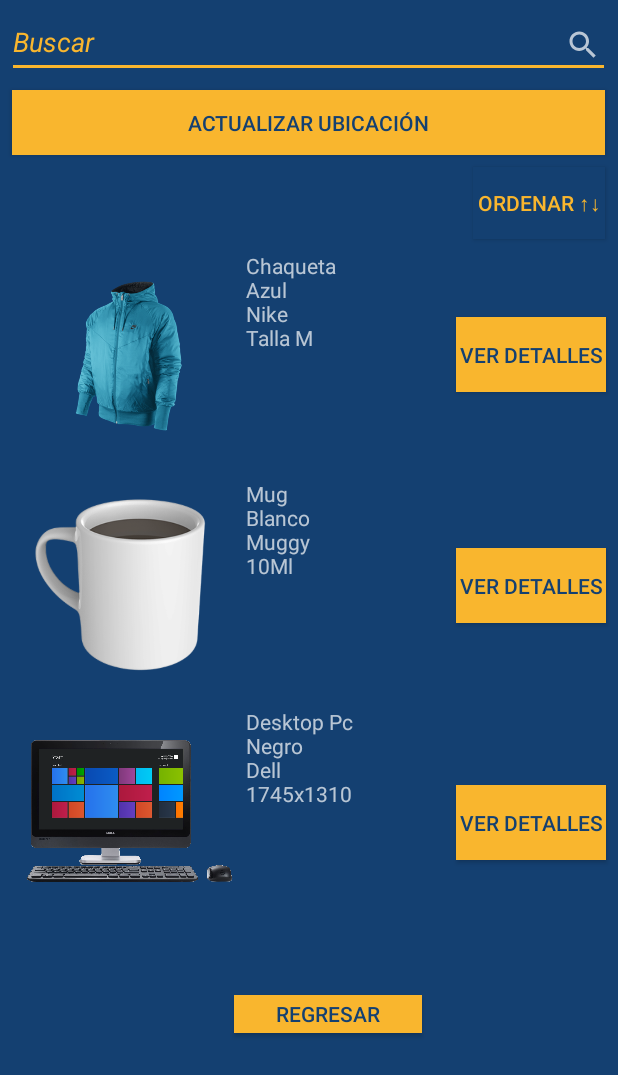
After one commit to angioroa/StoreViewKlotin, an Android app: the fragment SearchFragment shown on its own in the app's theme, on a phone screen of 412 x 824 dp. The commit adds this screen. Shown: the top 1075 px of the screen. Run offline under Robolectric (Android 15) with nearby library versions, the phone set to English and light mode, and no system bars.

Commit message:
Luis C Guevara - Se incluyen fragmento de busqueda con text, imageview y botones

```diff
--- /dev/null
+++ b/app/src/main/java/com/co/storeview/Fragmentos/SearchFragment.kt
@@ -0,0 +1,24 @@
+package com.co.storeview.Fragmentos
+
+import android.os.Bundle
+import androidx.fragment.app.Fragment
+import android.view.LayoutInflater
+import android.view.View
+import android.view.ViewGroup
+
+import com.co.storeview.R
+
+/**
+ * A simple [Fragment] subclass.
+ */
+class SearchFragment : Fragment() {
+
+    override fun onCreateView(
+        inflater: LayoutInflater, container: ViewGroup?,
+        savedInstanceState: Bundle?
+    ): View? {
+        // Inflate the layout for this fragment
+        return inflater.inflate(R.layout.fragment_search, container, false)
+    }
+
+}
--- /dev/null
+++ b/app/src/main/res/layout/fragment_search.xml
@@ -0,0 +1,185 @@
+<?xml version="1.0" encoding="utf-8"?>
+
+<androidx.constraintlayout.widget.ConstraintLayout
+    xmlns:android="http://schemas.android.com/apk/res/android"
+    xmlns:app="http://schemas.android.com/apk/res-auto"
+    xmlns:tools="http://schemas.android.com/tools"
+    android:layout_width="match_parent"
+    android:layout_height="match_parent"
+    android:background="@color/BlueBack"
+    >
+
+    <EditText
+        android:id="@+id/editText"
+        android:layout_width="402dp"
+        android:layout_height="48dp"
+        android:layout_marginTop="4dp"
+        android:backgroundTint="@color/YellowFire"
+        android:ems="10"
+        android:hint="Buscar"
+        android:inputType="text"
+        android:textAlignment="gravity"
+        android:textColor="#FFFFFF"
+        android:textColorHint="@color/YellowFire"
+        android:textStyle="italic"
+        app:layout_constraintEnd_toEndOf="parent"
+        app:layout_constraintHorizontal_bias="0.444"
+        app:layout_constraintStart_toStartOf="parent"
+        app:layout_constraintTop_toTopOf="parent" />
+
+    <Button
+        android:id="@+id/button"
+        android:layout_width="395dp"
+        android:layout_height="43dp"
+        android:layout_marginTop="8dp"
+        android:background="@color/YellowFire"
+        android:text="Actualizar Ubicación"
+        android:textColor="@color/BlueBack"
+        app:layout_constraintEnd_toEndOf="parent"
+        app:layout_constraintHorizontal_bias="0.497"
+        app:layout_constraintStart_toStartOf="parent"
+        app:layout_constraintTop_toBottomOf="@+id/editText" />
+
+    <SearchView
+        android:layout_width="25dp"
+        android:layout_height="25dp"
+        android:layout_marginStart="376dp"
+        android:layout_marginLeft="376dp"
+        android:orientation="vertical"
+        android:outlineSpotShadowColor="@color/YellowFire"
+        app:layout_constraintBottom_toBottomOf="parent"
+        app:layout_constraintStart_toStartOf="parent"
+        app:layout_constraintTop_toTopOf="parent"
+        app:layout_constraintVertical_bias="0.022" />
+
+    <Button
+        android:id="@+id/button2"
+        android:layout_width="wrap_content"
+        android:layout_height="wrap_content"
+
+        android:layout_marginTop="8dp"
+        android:background="@color/BlueBack"
+        android:text="Ordenar ↑↓"
+        android:textColor="@color/YellowFire"
+        app:layout_constraintEnd_toEndOf="parent"
+        app:layout_constraintHorizontal_bias="0.974"
+        app:layout_constraintStart_toStartOf="parent"
+        app:layout_constraintTop_toBottomOf="@+id/button" />
+
+    <ImageView
+        android:id="@+id/imageView2"
+        android:layout_width="140dp"
+        android:layout_height="140dp"
+        android:layout_marginStart="16dp"
+        android:layout_marginLeft="16dp"
+        android:layout_marginTop="8dp"
+        app:layout_constraintStart_toStartOf="parent"
+        app:layout_constraintTop_toBottomOf="@+id/button2"
+        app:srcCompat="@drawable/ar_chaqueta" />
+
+    <TextView
+        android:id="@+id/editText3"
+        android:layout_width="140dp"
+        android:layout_height="140dp"
+        android:layout_marginStart="8dp"
+        android:layout_marginLeft="8dp"
+        android:layout_marginTop="8dp"
+        android:gravity=""
+        android:inputType="textMultiLine"
+        android:text="Chaqueta\nAzul\nNike\nTalla M"
+        app:layout_constraintStart_toEndOf="@+id/imageView2"
+        app:layout_constraintTop_toBottomOf="@+id/button2" />
+
+    <Button
+        android:id="@+id/button4"
+        android:layout_width="100dp"
+        android:layout_height="50dp"
+        android:layout_marginTop="52dp"
+        android:background="@color/YellowFire"
+        android:text="Ver Detalles"
+        android:textColor="@color/BlueBack"
+        app:layout_constraintStart_toEndOf="@+id/editText3"
+        app:layout_constraintTop_toBottomOf="@+id/button2" />
+
+    <ImageView
+        android:id="@+id/imageView5"
+        android:layout_width="140dp"
+        android:layout_height="140dp"
+        android:layout_marginStart="16dp"
+        android:layout_marginLeft="16dp"
+        android:layout_marginTop="12dp"
+        app:layout_constraintStart_toStartOf="parent"
+        app:layout_constraintTop_toBottomOf="@+id/imageView2"
+        app:srcCompat="@drawable/ar_mug" />
+
+    <TextView
+        android:id="@+id/textView5"
+        android:layout_width="140dp"
+        android:layout_height="140dp"
+        android:layout_marginStart="8dp"
+        android:layout_marginLeft="8dp"
+        android:layout_marginTop="12dp"
+        android:inputType="textMultiLine"
+        android:text="Mug\nBlanco\nMuggy\n10Ml"
+        app:layout_constraintStart_toEndOf="@+id/imageView5"
+        app:layout_constraintTop_toBottomOf="@+id/editText3" />
+
+    <Button
+        android:id="@+id/button3"
+        android:layout_width="100dp"
+        android:layout_height="50dp"
+        android:layout_marginTop="104dp"
+        android:background="@color/YellowFire"
+        android:text="Ver Detalles"
+        android:textColor="@color/BlueBack"
+        app:layout_constraintStart_toEndOf="@+id/textView5"
+        app:layout_constraintTop_toBottomOf="@+id/button4" />
+
+    <ImageView
+        android:id="@+id/imageView7"
+        android:layout_width="140dp"
+        android:layout_height="140dp"
+        android:layout_marginStart="16dp"
+        android:layout_marginLeft="16dp"
+        android:layout_marginTop="12dp"
+        app:layout_constraintStart_toStartOf="parent"
+        app:layout_constraintTop_toBottomOf="@+id/imageView5"
+        app:srcCompat="@drawable/ar_pc" />
+
+    <TextView
+        android:id="@+id/textView6"
+        android:layout_width="140dp"
+        android:layout_height="140dp"
+        android:layout_marginStart="8dp"
+        android:layout_marginLeft="8dp"
+        android:layout_marginTop="12dp"
+        android:gravity=""
+        android:text="Desktop Pc\nNegro\nDell\n1745x1310"
+        app:layout_constraintStart_toEndOf="@+id/imageView7"
+        app:layout_constraintTop_toBottomOf="@+id/textView5" />
+
+    <Button
+        android:id="@+id/button5"
+        android:layout_width="100dp"
+        android:layout_height="50dp"
+        android:layout_marginTop="108dp"
+        android:background="@color/YellowFire"
+        android:text="Ver Detalles"
+        android:textColor="@color/BlueBack"
+        app:layout_constraintStart_toEndOf="@+id/textView6"
+        app:layout_constraintTop_toBottomOf="@+id/button3" />
+
+    <Button
+        android:id="@+id/button6"
+        android:layout_width="125dp"
+        android:layout_height="25dp"
+        android:layout_marginTop="52dp"
+        android:background="@color/YellowFire"
+        android:text="Regresar"
+        android:textColor="@color/BlueBack"
+        app:layout_constraintEnd_toEndOf="parent"
+        app:layout_constraintHorizontal_bias="0.545"
+        app:layout_constraintStart_toStartOf="parent"
+        app:layout_constraintTop_toBottomOf="@+id/textView6" />
+
+</androidx.constraintlayout.widget.ConstraintLayout>
--- a/app/src/main/res/values/strings.xml
+++ b/app/src/main/res/values/strings.xml
@@ -22,4 +22,7 @@
     <string name="menu_slideshow">Slideshow</string>
 
     <string name="home_second">Home Second</string>
+
+    <!-- TODO: Remove or change this placeholder text -->
+    <string name="hello_blank_fragment">Hello blank fragment</string>
 </resources>
--- a/build.gradle
+++ b/build.gradle
@@ -8,7 +8,7 @@ buildscript {
 
     }
     dependencies {
-        classpath 'com.android.tools.build:gradle:3.6.2'
+        classpath 'com.android.tools.build:gradle:3.6.3'
         classpath "org.jetbrains.kotlin:kotlin-gradle-plugin:$kotlin_version"
 
         // NOTE: Do not place your application dependencies here; they belong
```
Also changed, not shown: app/src/main/java/com/co/storeview/SearchActivity.kt (deleted, +0 -12 lines), app/src/main/res/layout/activity_search.xml (deleted, +0 -157 lines).
